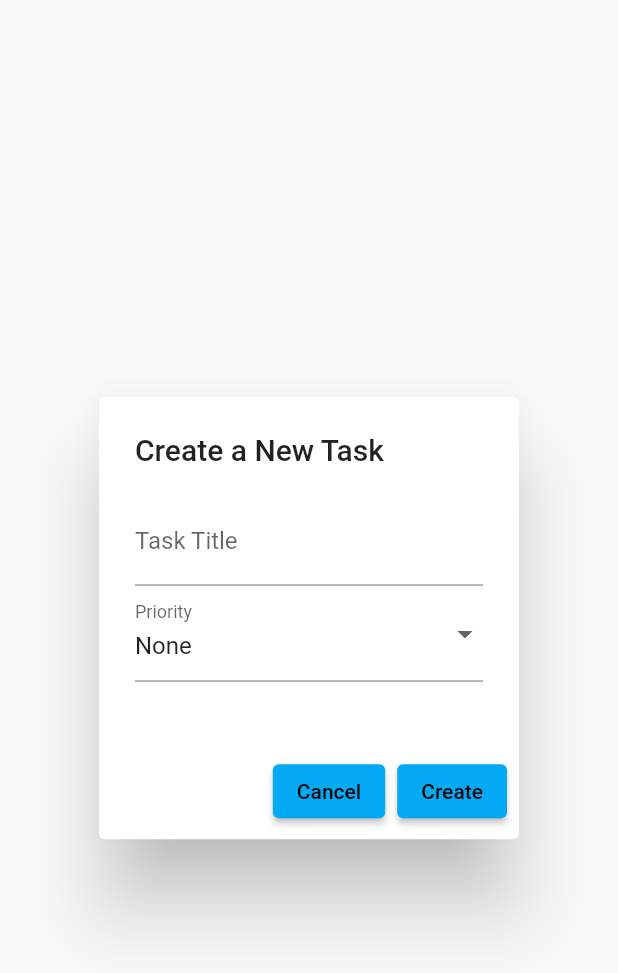
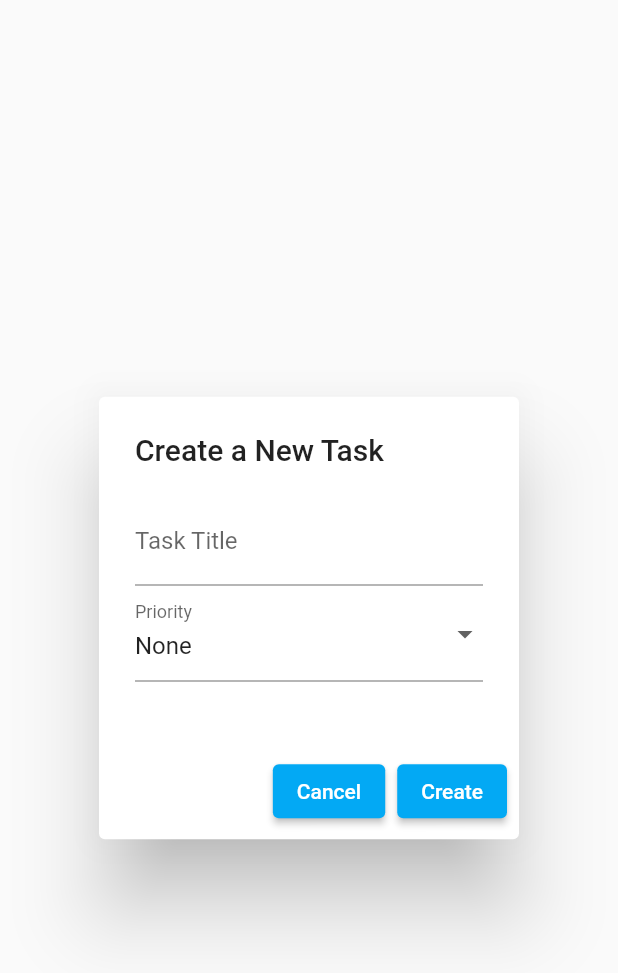
Before and after one commit to gulamanas/TaskManagementApp, a Flutter app: the CreateTaskDialog widget shown alone on an empty page, opened directly, on a phone screen of 412 x 824 dp. Shown: the top 973 px of the screen. Run offline on Flutter 3.47's test engine with Material 2 defaults, Android fonts, the phone set to English and light mode, and no system bars; our stand-ins replace shared_preferences; accounts and stored records are empty; network calls fail.

Commit message:
color and theme changes everywhere

```diff
--- a/lib/utils/create_task_dialog.dart
+++ b/lib/utils/create_task_dialog.dart
@@ -1,6 +1,7 @@
 import 'package:flutter/material.dart';
 import 'package:provider/provider.dart';
 import 'package:task_management_app/providers/tasks_provider.dart';
+import 'package:task_management_app/utils/tex_widgets.dart';
 
 class CreateTaskDialog extends StatelessWidget {
   const CreateTaskDialog({super.key});
@@ -57,7 +58,7 @@ class CreateTaskDialog extends StatelessWidget {
       actions: [
         ElevatedButton(
           onPressed: () => Navigator.of(context).pop(),
-          child: const Text('Cancel'),
+          child: getElevatedButtonText('Cancel'),
         ),
         ElevatedButton(
           onPressed: () {
@@ -69,7 +70,7 @@ class CreateTaskDialog extends StatelessWidget {
               // Navigator.of(context).pop([newTaskTitle, selectedPriority]);
             }
           },
-          child: const Text('Create'),
+          child: getElevatedButtonText('Create'),
         ),
       ],
     );
--- a/lib/utils/delete_task_dialog.dart
+++ b/lib/utils/delete_task_dialog.dart
@@ -1,6 +1,7 @@
 import 'package:flutter/material.dart';
 import 'package:provider/provider.dart';
 import 'package:task_management_app/providers/tasks_provider.dart';
+import 'package:task_management_app/utils/tex_widgets.dart';
 
 Future<dynamic> showDeleteConfirmationDialog(BuildContext context, int taskId) {
   return showDialog(
@@ -12,7 +13,7 @@ Future<dynamic> showDeleteConfirmationDialog(BuildContext context, int taskId) {
         actions: [
           ElevatedButton(
             onPressed: () => Navigator.of(context).pop(),
-            child: const Text('No'),
+            child: getElevatedButtonText('No'),
           ),
           ElevatedButton(
             onPressed: () {
@@ -21,7 +22,7 @@ Future<dynamic> showDeleteConfirmationDialog(BuildContext context, int taskId) {
               tasksProvider.deleteTask(taskId);
               Navigator.of(context).pop(true);
             },
-            child: const Text('Yes'),
+            child: getElevatedButtonText('Yes'),
           ),
         ],
       );
--- a/lib/utils/edit_task_dialog.dart
+++ b/lib/utils/edit_task_dialog.dart
@@ -1,6 +1,7 @@
 import 'package:flutter/material.dart';
 import 'package:provider/provider.dart';
 import 'package:task_management_app/providers/tasks_provider.dart';
+import 'package:task_management_app/utils/tex_widgets.dart';
 
 Future<dynamic> showUpdateTaskTitleDialog(
     BuildContext context, int taskId, String taskTitle) {
@@ -18,7 +19,7 @@ Future<dynamic> showUpdateTaskTitleDialog(
         actions: [
           ElevatedButton(
             onPressed: () => Navigator.of(context).pop(),
-            child: const Text('Cancel'),
+            child: getElevatedButtonText('Cancel'),
           ),
           ElevatedButton(
             onPressed: () {
@@ -30,7 +31,7 @@ Future<dynamic> showUpdateTaskTitleDialog(
                 Navigator.of(context).pop(true);
               }
             },
-            child: const Text('Save'),
+            child: getElevatedButtonText('Save'),
           ),
         ],
       );
--- /dev/null
+++ b/lib/utils/tex_widgets.dart
@@ -0,0 +1,10 @@
+import 'package:flutter/material.dart';
+
+Text getElevatedButtonText(String value) {
+  return Text(
+    value,
+    style: const TextStyle(
+      color: Colors.white,
+    ),
+  );
+}
```
